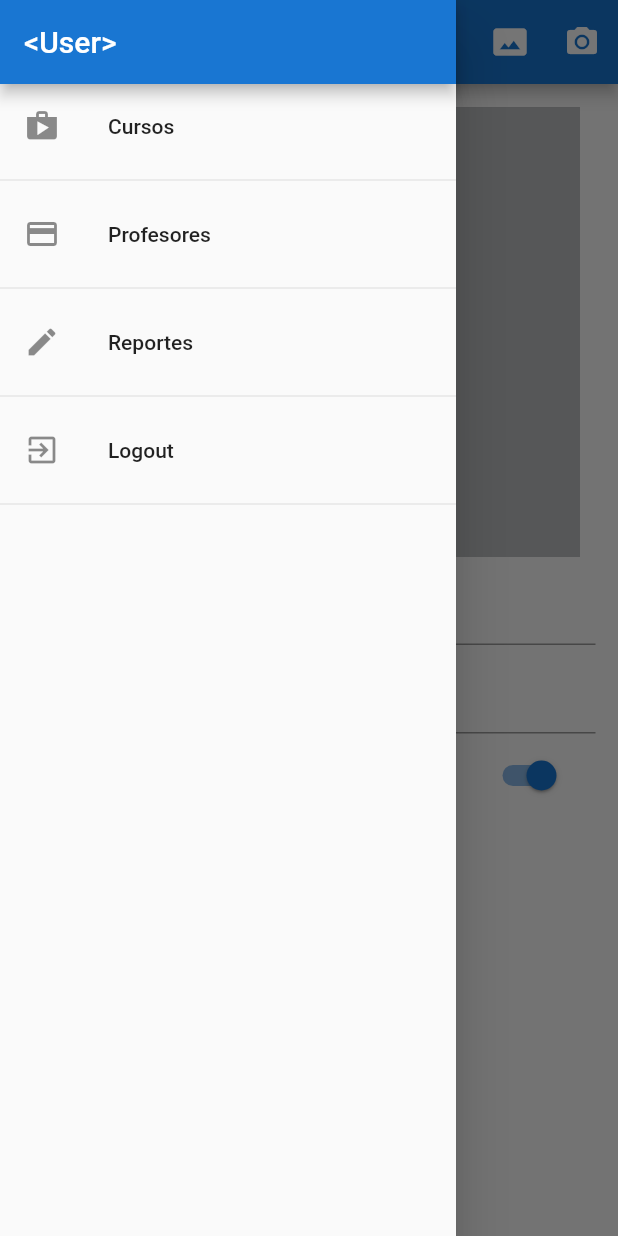
After one commit to richardPumapillo/app_matricula_proy_final, a Flutter app: the ProductoPage screen opened by its route, in the side drawer, after a tap on "Cursos", on a phone screen of 412 x 824 dp. The commit adds this screen. Run offline on Flutter 3.47's test engine with Material 2 defaults, Android fonts, the phone set to English and light mode, and no system bars; our stand-ins replace image_picker, rxdart, shared_preferences; missing offline and left inert: mime_type; accounts and stored records are empty; statements that could not run were skipped.

Commit message:
add menu

```diff
--- a/lib/src/pages/home_page.dart
+++ b/lib/src/pages/home_page.dart
@@ -1,3 +1,4 @@
+import 'package:app_matricula_proy_final/src/widget/app_drawer.dart';
 import 'package:flutter/material.dart';
 import 'package:app_matricula_proy_final/src/models/producto_model.dart';
 
@@ -11,6 +12,7 @@ class HomePage extends StatelessWidget {
     return Scaffold(
       appBar: AppBar(title: Text('Cursos')),
       body: _crearListado(),
+      drawer: AppDrawer(),
       floatingActionButton: _crearBoton(context),
     );
   }
--- a/lib/src/pages/producto_page.dart
+++ b/lib/src/pages/producto_page.dart
@@ -1,5 +1,6 @@
 import 'dart:io';
 
+import 'package:app_matricula_proy_final/src/widget/app_drawer.dart';
 import 'package:flutter/material.dart';
 import 'package:image_picker/image_picker.dart';
 
@@ -60,6 +61,7 @@ class _ProductoPageState extends State<ProductoPage> {
           ),
         ),
       ),
+      drawer: AppDrawer(),
     );
   }
 
--- a/lib/src/pages/registro_page.dart
+++ b/lib/src/pages/registro_page.dart
@@ -1,3 +1,4 @@
+import 'package:app_matricula_proy_final/src/widget/app_drawer.dart';
 import 'package:flutter/material.dart';
 import 'package:app_matricula_proy_final/src/bloc/provider.dart';
 import 'package:app_matricula_proy_final/src/providers/usuario_provider.dart';
@@ -10,11 +11,13 @@ class RegistroPage extends StatelessWidget {
   Widget build(BuildContext context) {
     return Scaffold(
         body: Stack(
-      children: <Widget>[
-        _crearFondo(context),
-        _loginForm(context),
-      ],
-    ));
+          children: <Widget>[
+            _crearFondo(context),
+            _loginForm(context),
+          ],
+        ),
+        drawer: AppDrawer()
+      );
   }
 
   Widget _loginForm(BuildContext context) {
--- /dev/null
+++ b/lib/src/widget/app_drawer.dart
@@ -0,0 +1,52 @@
+import 'package:flutter/material.dart';
+
+class AppDrawer extends StatelessWidget {
+  @override
+  Widget build(BuildContext context) {
+    return Drawer(
+      child: Column(
+        children: <Widget>[
+          AppBar(
+            title: Text("<User>"),
+            automaticallyImplyLeading: false,
+          ),
+          // Divider(),
+          ListTile(
+            leading: Icon(Icons.shop),
+            title: Text("Cursos"),
+            onTap: () {
+              Navigator.of(context).pushReplacementNamed('/');
+            },
+          ),
+          Divider(),
+          ListTile(
+            leading: Icon(Icons.payment),
+            title: Text("Profesores"),
+            onTap: () {
+              //Navigator.of(context).pushReplacementNamed(OrdersScreen.routeName);
+              // Navigator.of(context).pushReplacement(CustomRoute(builder: (routeContext) => OrdersScreen()));
+            },
+          ),
+          Divider(),
+          ListTile(
+            leading: Icon(Icons.edit),
+            title: Text("Reportes"),
+            onTap: () {
+              //Navigator.of(context).pushReplacementNamed(UserProductsScreen.routeName);
+            },
+          ),
+          Divider(),
+          ListTile(
+            leading: Icon(Icons.exit_to_app),
+            title: Text("Logout"),
+            onTap: () {
+              Navigator.of(context).pop();
+             // Provider.of<Auth>(context, listen: false).logout();
+            },
+          ),
+          Divider()
+        ],
+      ),
+    );
+  }
+}
```
